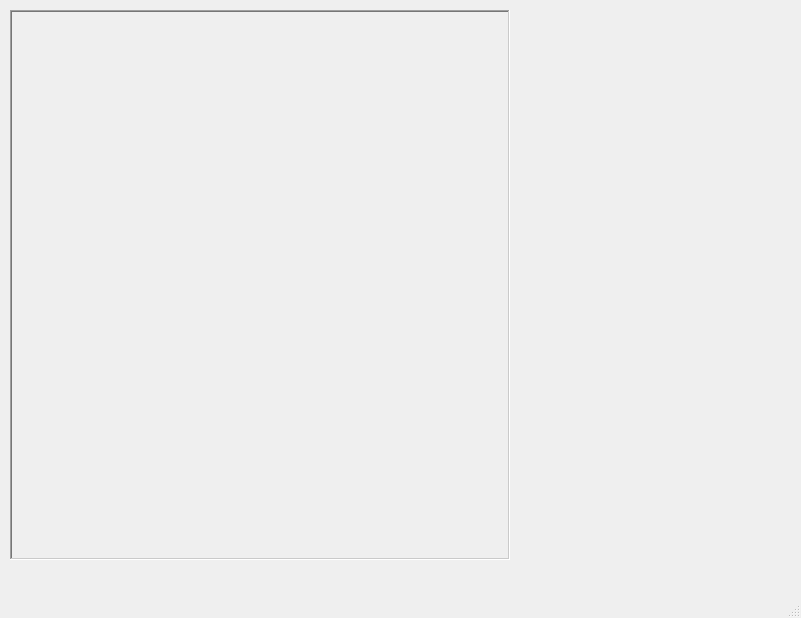
This is BaseGUI.ui in Pys3nberg/project-watermark as Qt 5 draws it before an edit. The edited form follows.
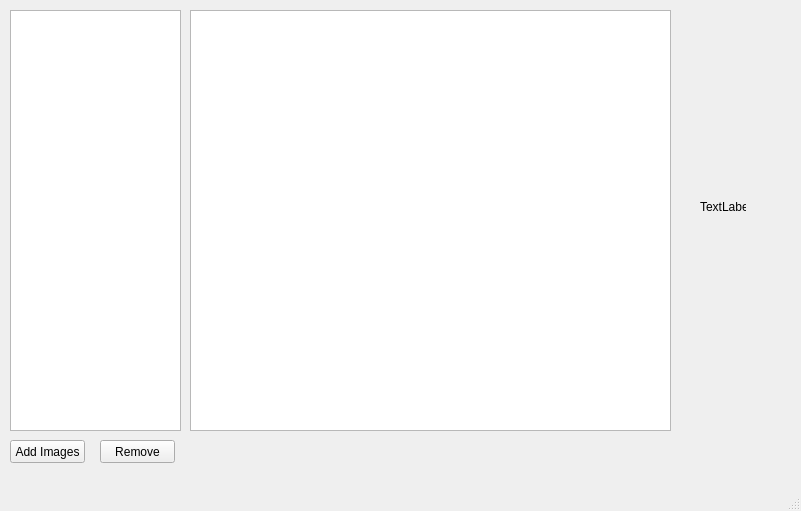
This is the edited form.

Commit message: new gui, solved problem of loading PIL images into PYQT

```diff
--- a/BaseGUI.ui
+++ b/BaseGUI.ui
@@ -7,47 +7,80 @@
     <x>0</x>
     <y>0</y>
     <width>801</width>
-    <height>618</height>
+    <height>511</height>
    </rect>
   </property>
   <property name="windowTitle">
    <string>MainWindow</string>
   </property>
   <widget class="QWidget" name="centralwidget">
-   <widget class="QFrame" name="picFrame">
+   <widget class="QListWidget" name="inputFileList">
     <property name="geometry">
      <rect>
       <x>10</x>
       <y>10</y>
-      <width>500</width>
-      <height>550</height>
+      <width>171</width>
+      <height>421</height>
      </rect>
     </property>
-    <property name="frameShape">
-     <enum>QFrame::WinPanel</enum>
+    <property name="selectionMode">
+     <enum>QAbstractItemView::MultiSelection</enum>
     </property>
-    <property name="frameShadow">
-     <enum>QFrame::Sunken</enum>
+    <property name="iconSize">
+     <size>
+      <width>24</width>
+      <height>32</height>
+     </size>
     </property>
-    <property name="lineWidth">
-     <number>2</number>
+   </widget>
+   <widget class="QPushButton" name="addImagesButton">
+    <property name="geometry">
+     <rect>
+      <x>10</x>
+      <y>440</y>
+      <width>75</width>
+      <height>23</height>
+     </rect>
     </property>
-    <property name="midLineWidth">
-     <number>0</number>
+    <property name="text">
+     <string>Add Images</string>
     </property>
-    <widget class="QLabel" name="picLabel">
-     <property name="geometry">
-      <rect>
-       <x>0</x>
-       <y>0</y>
-       <width>500</width>
-       <height>550</height>
-      </rect>
-     </property>
-     <property name="text">
-      <string/>
-     </property>
-    </widget>
+   </widget>
+   <widget class="QPushButton" name="removeImagesButton">
+    <property name="geometry">
+     <rect>
+      <x>100</x>
+      <y>440</y>
+      <width>75</width>
+      <height>23</height>
+     </rect>
+    </property>
+    <property name="text">
+     <string>Remove</string>
+    </property>
+   </widget>
+   <widget class="QGraphicsView" name="graphicsView">
+    <property name="geometry">
+     <rect>
+      <x>190</x>
+      <y>10</y>
+      <width>481</width>
+      <height>421</height>
+     </rect>
+    </property>
+   </widget>
+   <widget class="QLabel" name="label">
+    <property name="geometry">
+     <rect>
+      <x>700</x>
+      <y>200</y>
+      <width>46</width>
+      <height>13</height>
+     </rect>
+    </property>
+    <property name="text">
+     <string>TextLabel</string>
+    </property>
    </widget>
   </widget>
   <widget class="QMenuBar" name="menubar">
```
The commit also changes 20 other files.
